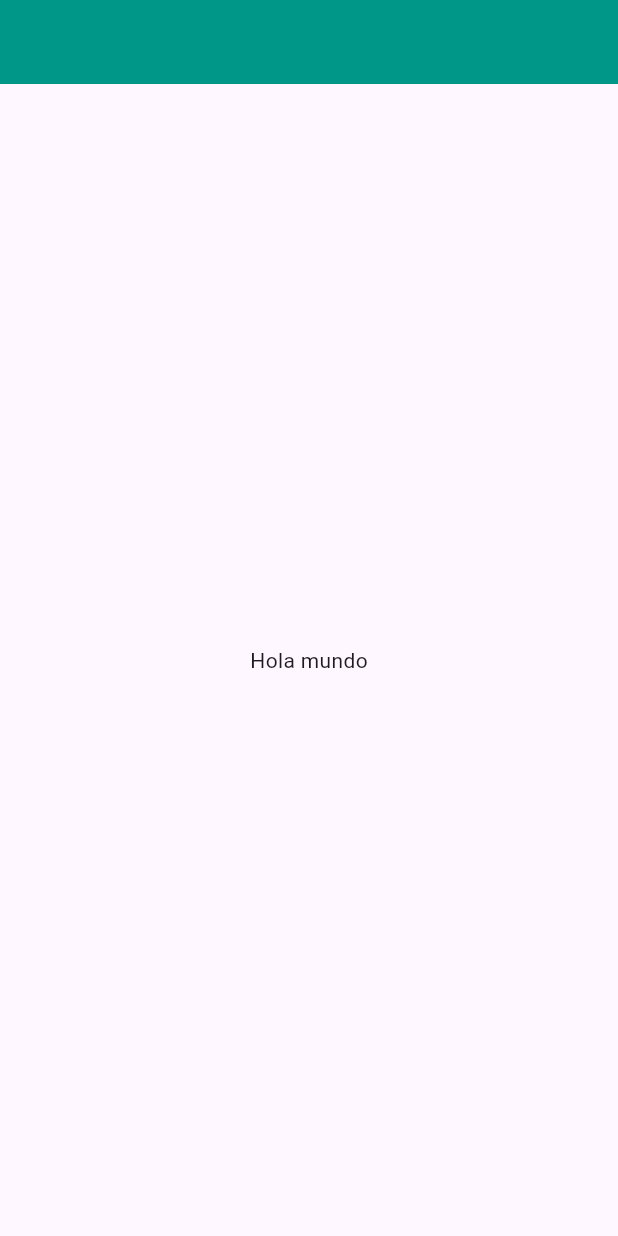
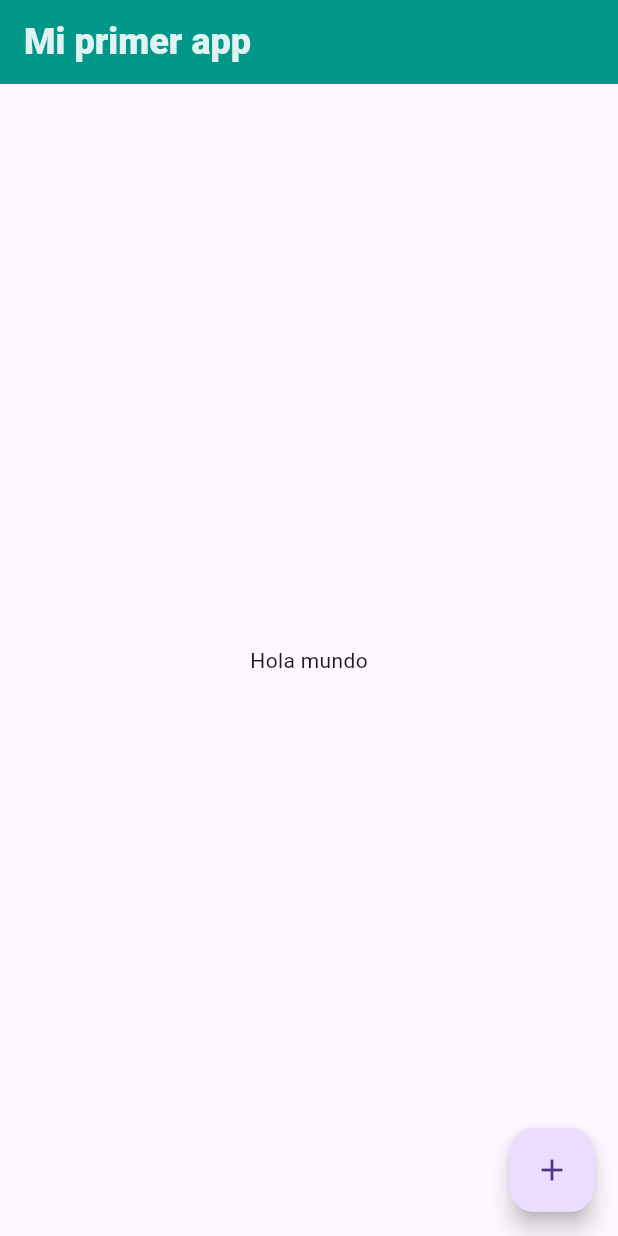
Before and after one commit to jalvarenga-unah/IS513-III-PAC-2024, a Flutter app: the screen it shows after launch, on a phone screen of 412 x 824 dp. Run offline on Flutter 3.47's test engine with Material 3 defaults, Android fonts, the phone set to English and light mode, and no system bars.

Commit message:
personalizacion de widgets

```diff
--- a/intro-flutter/mi_primer_app/lib/main.dart
+++ b/intro-flutter/mi_primer_app/lib/main.dart
@@ -8,15 +8,33 @@ void main() {
 // Widgets con estado: StatefullWidget
 
 class MyApp extends StatelessWidget {
+  double size = 24.0;
+
   @override
   Widget build(BuildContext context) {
     return MaterialApp(
+      debugShowCheckedModeBanner: false,
       home: Scaffold(
         appBar: AppBar(
+          // centerTitle: false,
           backgroundColor: Colors.teal,
+          title: Text(
+            'Mi primer app',
+            style: TextStyle(
+              color: Colors.teal[50],
+              fontSize: size,
+              fontWeight: FontWeight.w900,
+            ),
+          ),
         ),
         body: Center(
           child: Text('Hola mundo'),
+        ),
+        floatingActionButton: FloatingActionButton(
+          child: Icon(Icons.add),
+          onPressed: () {
+            print('Hizo clic');
+          },
         ),
       ),
     );
```
